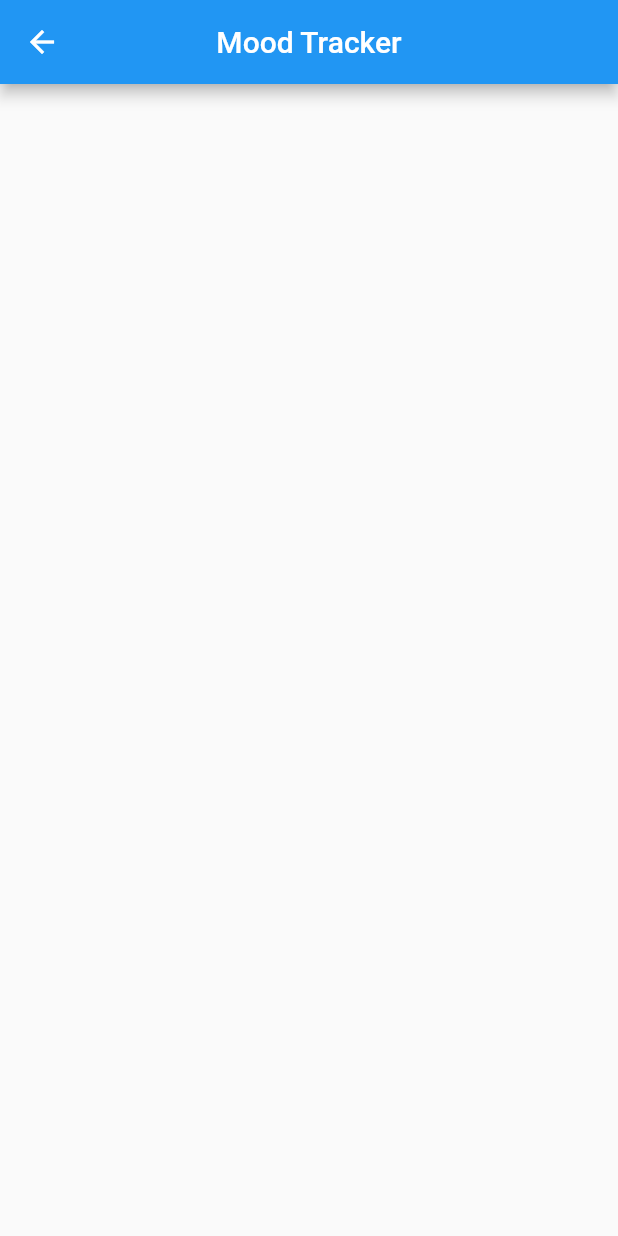
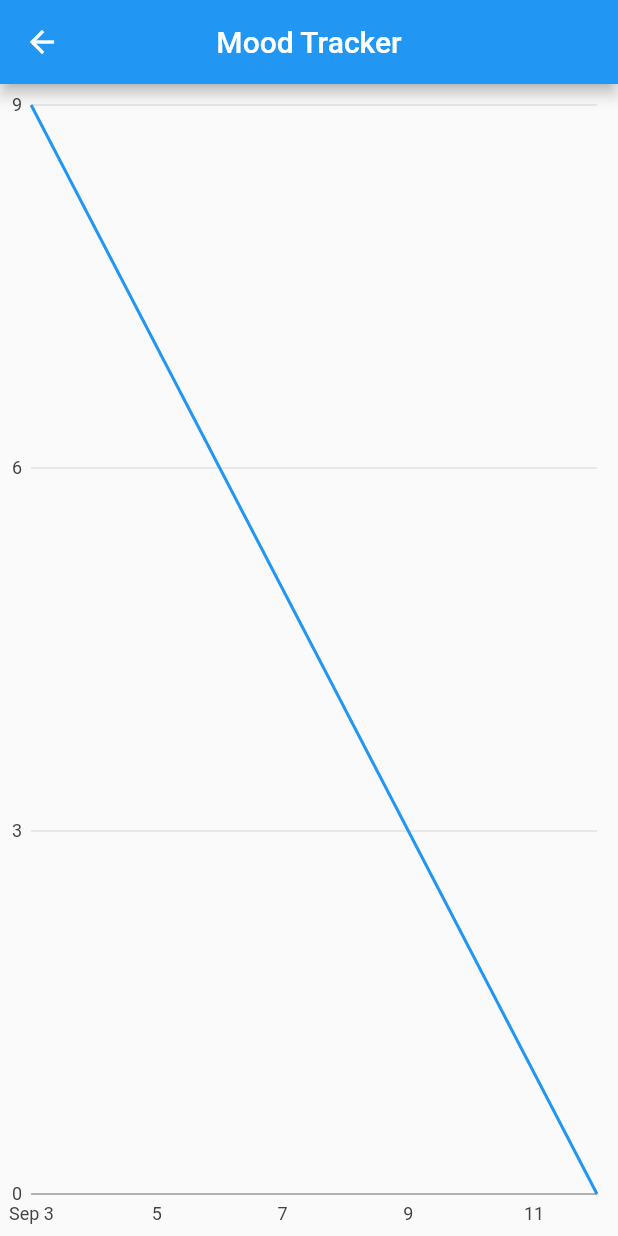
Before and after one commit to Rene-A/Self_Get_Well, a Flutter app: the screen it shows after launch, after a tap on "Track Your Mood", on a phone screen of 412 x 824 dp. Run offline on Flutter 3.47's test engine with Material 2 defaults, Android fonts, the phone set to English and light mode, and no system bars; our stand-ins replace charts_flutter, sqflite; missing offline and left inert: flutter_phone_direct_caller; accounts and stored records are empty.

Commit message:
Fixed a mistake in the MoodTrackerDatabase class and added a line graph to the Mood Tracker view. >> >> The two functions to get lists of mood entries were returning maps instead of the lists of mood entry objects that we wanted.  The simple time series line graph uses the charts_flutter library to create a line graph that maps out the user's responses over time.

```diff
--- a/lib/database/mood_tracker_database.dart
+++ b/lib/database/mood_tracker_database.dart
@@ -75,7 +75,7 @@ class MoodTrackerDatabase {
         sum: record['sum'],
         date: DateTime.parse(record['date'])
       );
-    });
+    }).toList();
   }
 
   Future< List<MoodEntry> > getLastWeekMoodEntries() async {
--- a/lib/main.dart
+++ b/lib/main.dart
@@ -1,6 +1,14 @@
 import 'package:flutter/material.dart';
 import 'package:self_get_well/app.dart';
+import 'package:self_get_well/database/mood_tracker_database.dart';
+
 
 void main() {
+
+  WidgetsFlutterBinding.ensureInitialized();
+  // The first call to getInstance creates the table if it doesnt exist.
+  // Any future calls will still technically be asynchronous, but will
+  // simply return the previously created instance without any extra work.
+  MoodTrackerDatabase.getInstance();
   runApp(App());
 }
--- a/lib/views/mood_tracker.dart
+++ b/lib/views/mood_tracker.dart
@@ -1,16 +1,112 @@
+import 'dart:io';
+
 import 'package:flutter/material.dart';
+
+import 'package:charts_flutter/flutter.dart' as charts;
+import 'package:self_get_well/database/mood_tracker_database.dart';
+import 'package:self_get_well/models/mood_entry.dart';
 
 import '../constants/constants.dart';
 
-class MoodTracker extends StatelessWidget {
+class MoodTracker extends StatefulWidget {
+  @override
+  _MoodTrackerState createState() => _MoodTrackerState();
+}
+
+class _MoodTrackerState extends State<MoodTracker> {
+
+  Future< List<MoodEntry> > moodEntries;
+  MoodTrackerDatabase db;
+
+  @override
+  void initState() {
+    super.initState();
+    _initializeDatabase();
+  }
+
+  void _initializeDatabase() async {
+
+    db = await MoodTrackerDatabase.getInstance();
+    moodEntries = db.getAllMoodEntries();
+
+    setState(() {});
+  }
+
   @override
   Widget build(BuildContext context) {
+
+    // https://api.flutter.dev/flutter/widgets/FutureBuilder-class.html
     return Scaffold(
       appBar: AppBar(
         centerTitle: true,
         title: Text(Constants.moodTrackerName),
       ),
-      body: Center(),
+      body: Container(
+        child: FutureBuilder< List<MoodEntry> > (
+          future: moodEntries,
+          builder: (BuildContext context, AsyncSnapshot< List<MoodEntry> > snapshot) {
+            Widget child;
+
+            if (snapshot.hasData) {
+              child = SimpleTimeSeriesChart.buildFromList(
+                moodEntries: snapshot.data,
+                shouldAnimate: true,
+              );
+            }
+            else if (snapshot.hasError) {
+              child = Text('Error: ${snapshot.error}');
+            }
+            else {
+              child = SizedBox(
+                child: CircularProgressIndicator(),
+                width: 100,
+                height: 100,
+              );
+            }
+
+            return Center(
+              child: child,
+            );
+          },
+        ),
+      )
     );
   }
 }
+
+// Directly from the documentation
+// https://google.github.io/charts/flutter/example/time_series_charts/simple
+class SimpleTimeSeriesChart extends StatelessWidget {
+
+  final List<charts.Series> seriesList;
+  final bool animate;
+
+  SimpleTimeSeriesChart({this.seriesList, this.animate});
+
+  factory SimpleTimeSeriesChart.buildFromList({List<MoodEntry> moodEntries, bool shouldAnimate}) {
+
+    List< charts.Series<MoodEntry, DateTime> > tempList = [
+      charts.Series<MoodEntry, DateTime>(
+        id: 'Scores',
+        colorFn: (_, __) => charts.MaterialPalette.blue.shadeDefault,
+        domainFn: (MoodEntry entry, _) => entry.date,
+        measureFn: (MoodEntry entry, _) => entry.sum,
+        data: moodEntries,
+      )
+    ];
+
+    return SimpleTimeSeriesChart(
+      seriesList: tempList,
+      animate: shouldAnimate,
+    );
+  }
+
+  @override
+  Widget build(BuildContext context) {
+    return charts.TimeSeriesChart(
+      seriesList,
+      animate: animate,
+      dateTimeFactory: const charts.LocalDateTimeFactory(),
+    );
+  }
+}
--- a/pubspec.yaml
+++ b/pubspec.yaml
@@ -32,6 +32,9 @@ dependencies:
   url_launcher: ^5.4.0
   # https://pub.dev/packages/sqflite
   sqflite: ^1.3.0
+
+  charts_flutter: ^0.9.0
+
 dev_dependencies:
 
   test: any
```
Also changed, not shown: pubspec.lock.
